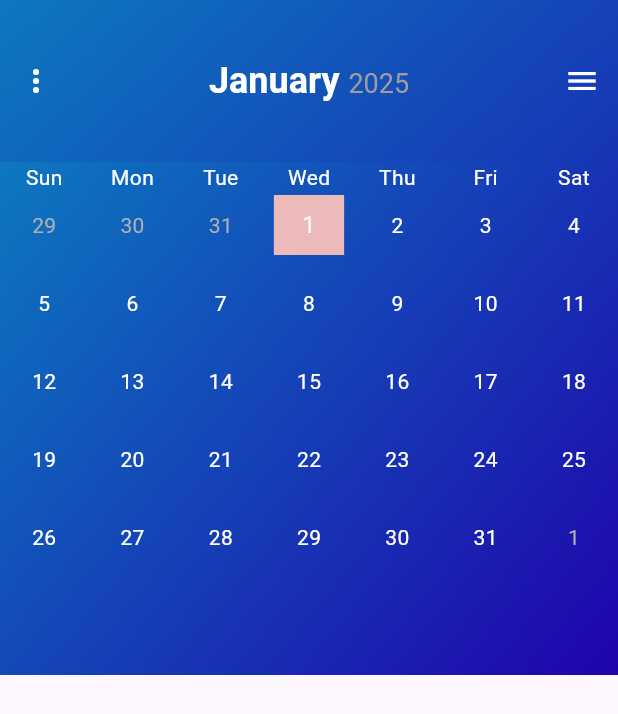
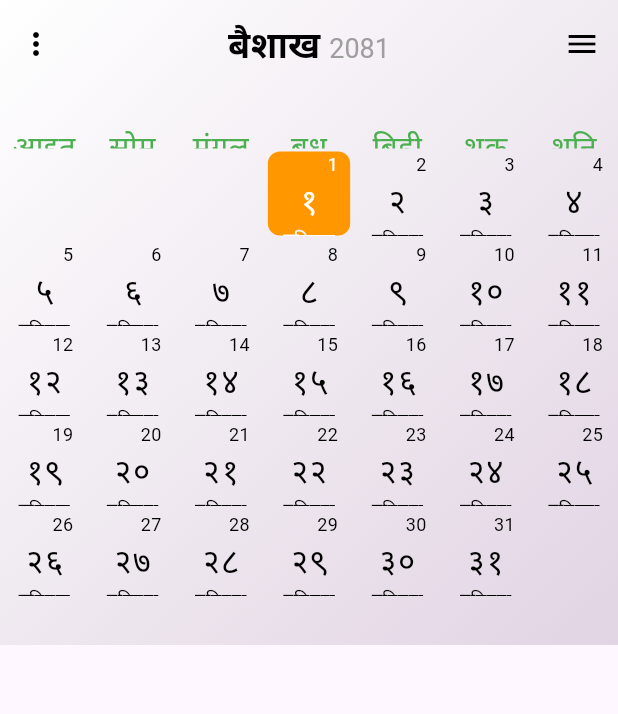
Before and after one commit to jagat58/calender, a Flutter app: the screen it shows after launch, on a phone screen of 412 x 824 dp. Shown: the top 714 px of the screen. Run offline on Flutter 3.47's test engine with Material 3 defaults, Android fonts, the phone set to English and light mode, and no system bars; drawn by our look-alikes of table_calendar.

Commit message:
create a nepali calender ui

```diff
--- a/lib/models/calendar_models.dart
+++ b/lib/models/calendar_models.dart
@@ -1,8 +1,60 @@
+class CalendarModel {
+  final int month;
+  final int year;
 
-  String getMonthName(int monthNumber) {
-    const List<String> monthNames = [
-      'January', 'February', 'March', 'April', 'May', 'June',
-      'July', 'August', 'September', 'October', 'November', 'December'
+  CalendarModel({required this.month, required this.year});
+
+  String getMonthName() {
+    const List<String> nepaliMonthNames = [
+      'बैशाख', 'जेठ', 'असार', 'साउन', 'भदौ', 'असोज',
+      'कार्तिक', 'मंसिर', 'पुष', 'माघ', 'फाल्गुन', 'चैत्र'
     ];
-    return monthNames[monthNumber - 1];
+    return nepaliMonthNames[month - 1];
   }
+
+  String getAstrologicalDayName(int dayNumber) {
+    const List<String> astrologicalDayNames = [
+      'प्रतिपदा',
+    ];
+    if (dayNumber < 1 || dayNumber > astrologicalDayNames.length) {
+      return 'Invalid day number';
+    }
+    return astrologicalDayNames[dayNumber - 1];
+  }
+
+  Map<int, String> getHinduFestivalsForMonth(int month) {
+    Map<int, List<String>> hinduFestivals = {
+      1: ['मकर संक्रान्ति', 'पोंगल'],
+      2: ['महाशिवरात्रि'],
+      3: ['होली'],
+      4: ['राम नवमी'],
+      5: ['अक्षय तृतीया'],
+      6: ['गंगा दशहरा'],
+      7: ['गुरु पूर्णिमा'],
+      8: ['रक्षा बन्धन', 'जन्माष्टमी'],
+      9: ['गणेश चतुर्थी'],
+      10: ['नवरात्रि', 'दशहरा'],
+      11: ['दीपावली', 'भाई दूज'],
+      12: ['गीता जयंती']
+    };
+
+    return {for (var festival in hinduFestivals[month] ?? []) month: festival};
+  }
+
+  String getEnglishDate(DateTime date) {
+    return "${date.day}";
+  }
+
+
+
+
+}
+ String getWeekDayName(int dayNumber) {
+  const List<String> nepaliWeekDayNames = [
+    'आइत', 'सोम', 'मंगल', 'बुध', 'बिही', 'शुक्र', 'शनि'
+  ];
+  if (dayNumber < 0 || dayNumber > 6) {
+    throw RangeError.range(dayNumber, 0, 6, 'dayNumber');
+  }
+  return nepaliWeekDayNames[dayNumber];
+}
--- /dev/null
+++ b/lib/viewmodel/calender_view_model.dart
@@ -0,0 +1,23 @@
+import 'package:flutter/material.dart';
+import '../models/calendar_models.dart';
+
+class CalendarViewModel extends ChangeNotifier {
+  final CalendarModel _calendarModel;
+  DateTime _focusedDay = DateTime.now();
+
+  CalendarViewModel() : _calendarModel = CalendarModel(month: DateTime.now().month, year: DateTime.now().year);
+
+  DateTime get focusedDay => _focusedDay;
+  String get monthName => _calendarModel.getMonthName();
+  String get astrologicalDayName => _calendarModel.getAstrologicalDayName(_focusedDay.day);
+  Map<int, String> get festivalsForMonth => _calendarModel.getHinduFestivalsForMonth(_focusedDay.month);
+
+  void onDaySelected(DateTime selectedDay) {
+    _focusedDay = selectedDay;
+    notifyListeners();
+  }
+
+  String getEnglishDate(DateTime date) {
+    return _calendarModel.getEnglishDate(date);
+  }
+}
--- a/lib/views/calender_views.dart
+++ b/lib/views/calender_views.dart
@@ -1,29 +1,28 @@
-import 'package:calender/views/month_widget.dart';
+// calendar_view.dart
 import 'package:flutter/material.dart';
+import 'package:provider/provider.dart';
+import '../viewmodel/calender_view_model.dart';
+import 'month_widget.dart';
 
-import '../models/calendar_models.dart';
-
-class CalendarView extends StatefulWidget {
-  const CalendarView({super.key});
-
-  @override
-  _CalendarViewState createState() => _CalendarViewState();
-}
-
-class _CalendarViewState extends State<CalendarView> {
-  DateTime _focusedDay = DateTime.now();
+class CalendarView extends StatelessWidget {
+  const CalendarView({Key? key}) : super(key: key);
 
   @override
   Widget build(BuildContext context) {
-    final String month = getMonthName(_focusedDay.month);
-    final String year = '${_focusedDay.year}';
-
-    return Scaffold(
-      body: Container(
-        height: 450,
+    return ChangeNotifierProvider(
+      create: (_) => CalendarViewModel(),
+      child: Scaffold(
+        appBar: PreferredSize(
+          preferredSize: Size.fromHeight(0),
+          child: AppBar(),
+        ),
+        body: Consumer<CalendarViewModel>(
+          builder: (context, model, _) {
+            return Container(
+              height: 430,
               decoration: const BoxDecoration(
                 gradient: LinearGradient(
-            colors: [Color(0xFF0C78C0), Color(0xFF1F03AC)],
+                  colors: [Colors.white, Color.fromARGB(255, 225, 212, 227)],
                   begin: Alignment.topLeft,
                   end: Alignment.bottomRight,
                 ),
@@ -31,12 +30,12 @@ class _CalendarViewState extends State<CalendarView> {
               child: Column(
                 children: [
                   Padding(
-              padding: const EdgeInsets.only(top: 30.0),
+                    padding: const EdgeInsets.only(top: 5.0),
                     child: Row(
                       mainAxisAlignment: MainAxisAlignment.spaceBetween,
                       children: [
                         IconButton(
-                    icon: const Icon(Icons.more_vert, color: Colors.white),
+                          icon: const Icon(Icons.more_vert, color: Colors.black),
                           onPressed: () {},
                         ),
                         RichText(
@@ -44,15 +43,15 @@ class _CalendarViewState extends State<CalendarView> {
                           text: TextSpan(
                             children: [
                               TextSpan(
-                          text: '$month ',
+                                text: '${model.monthName} ',
                                 style: const TextStyle(
                                   fontSize: 24,
                                   fontWeight: FontWeight.bold,
-                            color: Colors.white,
+                                  color: Colors.black,
                                 ),
                               ),
                               TextSpan(
-                          text: year,
+                                text: '2081',
                                 style: const TextStyle(
                                   fontSize: 18,
                                   fontWeight: FontWeight.w400,
@@ -63,7 +62,7 @@ class _CalendarViewState extends State<CalendarView> {
                           ),
                         ),
                         IconButton(
-                    icon: const Icon(Icons.menu, color: Colors.white),
+                          icon: const Icon(Icons.menu, color: Colors.black),
                           onPressed: () {},
                         ),
                       ],
@@ -72,18 +71,18 @@ class _CalendarViewState extends State<CalendarView> {
                   SizedBox(height: 30),
                   Expanded(
                     child: MonthWidget(
-                focusedDay: _focusedDay,
+                      focusedDay: model.focusedDay,
                       onPageChanged: (focusedDay) {
-                  setState(() {
-                    _focusedDay = focusedDay;
-                  });
+                        model.onDaySelected(focusedDay);
                       },
                     ),
                   ),
                 ],
               ),
+            );
+          },
+        ),
       ),
     );
   }
-
 }
--- a/lib/views/month_widget.dart
+++ b/lib/views/month_widget.dart
@@ -1,87 +1,132 @@
+import 'dart:math';
+import 'package:calender/models/calendar_models.dart';
+import 'package:flutter/material.dart';
+import 'package:provider/provider.dart';
+import 'package:table_calendar/table_calendar.dart';
+import '../viewmodel/calender_view_model.dart';
 
-import 'package:flutter/material.dart';
-import 'package:table_calendar/table_calendar.dart';
-
-class MonthWidget extends StatefulWidget {
+class MonthWidget extends StatelessWidget {
   final DateTime focusedDay;
   final Function(DateTime) onPageChanged;
 
   const MonthWidget({super.key, required this.focusedDay, required this.onPageChanged});
 
   @override
-  _MonthWidgetState createState() => _MonthWidgetState();
-}
+  Widget build(BuildContext context) {
+    final model = Provider.of<CalendarViewModel>(context);
 
-class _MonthWidgetState extends State<MonthWidget> {
-  DateTime? _selectedDay;
+    return Container(
 
-  @override
-  Widget build(BuildContext context) {
-    return Container(
-      decoration: const BoxDecoration(
-        gradient: LinearGradient(
-          colors: [Color(0xFF0C78C0), Color(0xFF1F03AC)],
-          begin: Alignment.topLeft,
-          end: Alignment.bottomRight,
-        ),
-      ),
       child: TableCalendar(
         firstDay: DateTime.utc(2010, 1, 1),
         lastDay: DateTime.utc(2030, 12, 31),
-        focusedDay: widget.focusedDay,
-        calendarFormat: CalendarFormat.month,
+        focusedDay: model.focusedDay,
+        rowHeight: 60,
         headerVisible: false,
-        availableGestures: AvailableGestures.horizontalSwipe,
-        daysOfWeekStyle: const DaysOfWeekStyle(
-          weekdayStyle: TextStyle(color: Colors.white),
-          weekendStyle: TextStyle(color: Colors.white),
+        daysOfWeekStyle: DaysOfWeekStyle(
+        dowTextFormatter: (date, locale) {
+          return getWeekDayName((date.weekday % 7));
+        },
+        weekdayStyle: const TextStyle(color: Colors.green, fontSize: 20), // Increased font size
+        weekendStyle: const TextStyle(color: Colors.green, fontSize: 20), // Increased font size
         ),
-        calendarStyle: CalendarStyle(
-          todayDecoration: const BoxDecoration(
-            color: Color.fromARGB(255, 236, 186, 186),
-            shape: BoxShape.rectangle,
-          ),
-          selectedDecoration: const BoxDecoration(
-            color: Colors.orange,
-            shape: BoxShape.rectangle,
-          ),
-          defaultDecoration: BoxDecoration(
-            color: Colors.transparent,
-            shape: BoxShape.rectangle,
-          ),
-          weekendDecoration: BoxDecoration(
-            color: Colors.transparent,
-            shape: BoxShape.rectangle,
-          ),
-          defaultTextStyle: const TextStyle(color: Colors.white),
-          weekendTextStyle: const TextStyle(color: Colors.white),
-          withinRangeDecoration: BoxDecoration(
-            color: Colors.white,
-            shape: BoxShape.rectangle,
-          ),
-          withinRangeTextStyle: const TextStyle(color: Colors.black),
-          rangeHighlightColor: Colors.white.withOpacity(0.3),
-          rangeStartDecoration: BoxDecoration(
-            color: Colors.white.withOpacity(0.5),
-            shape: BoxShape.rectangle,
-          ),
-          rangeEndDecoration: BoxDecoration(
-            color: Colors.white.withOpacity(0.5),
-            shape: BoxShape.rectangle,
-          ),
+        calendarBuilders: CalendarBuilders(
+        defaultBuilder: (context, date, _) {
+          return _buildDayCell(context, date, model);
+        },
+        todayBuilder: (context, date, _) {
+          return _buildDayCell(context, date, model, isToday: true);
+        },
+        selectedBuilder: (context, date, _) {
+          return _buildDayCell(context, date, model, isSelected: true);
+        },
+        ),
+        calendarStyle: const CalendarStyle(
+        outsideDaysVisible: false,
         ),
         selectedDayPredicate: (day) {
-          return isSameDay(_selectedDay, day);
+        return isSameDay(model.focusedDay, day);
         },
         onDaySelected: (selectedDay, focusedDay) {
-          setState(() {
-            _selectedDay = selectedDay;
-          });
+        model.onDaySelected(selectedDay);
         },
-        onPageChanged: widget.onPageChanged,
-        rangeStartDay: widget.focusedDay.subtract(Duration(days: widget.focusedDay.weekday - 1)),
-        rangeEndDay: widget.focusedDay.add(Duration(days: DateTime.saturday - widget.focusedDay.weekday)),
+        onPageChanged: onPageChanged,
       ),
     );
   }
+
+  Widget _buildDayCell(BuildContext context, DateTime date, CalendarViewModel model,
+      {bool isToday = false, bool isSelected = false}) {
+    final nepaliDate = convertToNepaliNumber(date.day.toString());
+    final events = model.festivalsForMonth;
+    final astrologicalDay = model.astrologicalDayName;
+    final englishDate = date.day.toString();
+
+    return Padding(
+      padding: const EdgeInsets.all(2.0),
+      child: Container(
+        decoration: BoxDecoration(
+          color: isSelected
+              ? Colors.orange
+              : isToday
+                  ? const Color.fromARGB(255, 236, 186, 186)
+                  : Colors.transparent,
+          borderRadius: BorderRadius.circular(8.0),
+
+        ),
+        child:
+        SingleChildScrollView(
+          child: Column(
+            mainAxisAlignment: MainAxisAlignment.center,
+            children: [
+              Padding(
+                padding: const EdgeInsets.only(right: 8.0),
+                child: Row(
+                  mainAxisAlignment: MainAxisAlignment.end,
+                  children: [
+                    Text(
+                      englishDate,
+                      style: TextStyle(fontSize: 12, color: isSelected || isToday ? Colors.white : Colors.black),
+                    ),
+                  ],
+                ),
+              ),
+              Text(
+                nepaliDate,
+                style: TextStyle(fontSize: 22, color: isSelected || isToday ? Colors.white : Colors.black),
+              ),
+              const SizedBox(height: 2),
+
+              Text(
+                astrologicalDay,
+                style: TextStyle(fontSize: 12, color: isSelected || isToday ? Colors.white : Colors.black),
+              ),
+              // const SizedBox(height: 4),
+              // Text(
+              //   events.toString(),
+              //   style: TextStyle(fontSize: 10, color: isSelected || isToday ? Colors.white : Colors.black),
+              // ),
+            ],
+          ),
+        ),
+      ),
+    );
 }
+
+// Helper functions
+List<int> generateNepaliRandomDays(int numberOfDays) {
+  final random = Random();
+  List<int> days = [];
+  for (int i = 0; i < numberOfDays; i++) {
+    days.add(random.nextInt(5) + 28); // Generate random days
+  }
+  return days; // Return raw integers
+}
+
+String convertToNepaliNumber(String number) {
+  const List<String> nepaliNumbers = ['०', '१', '२', '३', '४', '५', '६', '७', '८', '९'];
+  return number.split('').map((digit) => nepaliNumbers[int.parse(digit)]).join('');
+}
+
+
+}
--- a/pubspec.yaml
+++ b/pubspec.yaml
@@ -37,6 +37,8 @@ dependencies:
   cupertino_icons: ^1.0.8
   table_calendar: ^3.1.3
   provider: ^6.1.2
+  nepali_utils: ^3.0.6
+  nepali_date_picker: ^6.0.1
 
 dev_dependencies:
   flutter_test:
```
Also changed, not shown: lib/main.dart (line endings or trailing spaces), pubspec.lock. Lines whose indentation alone changed are shown as unchanged.
